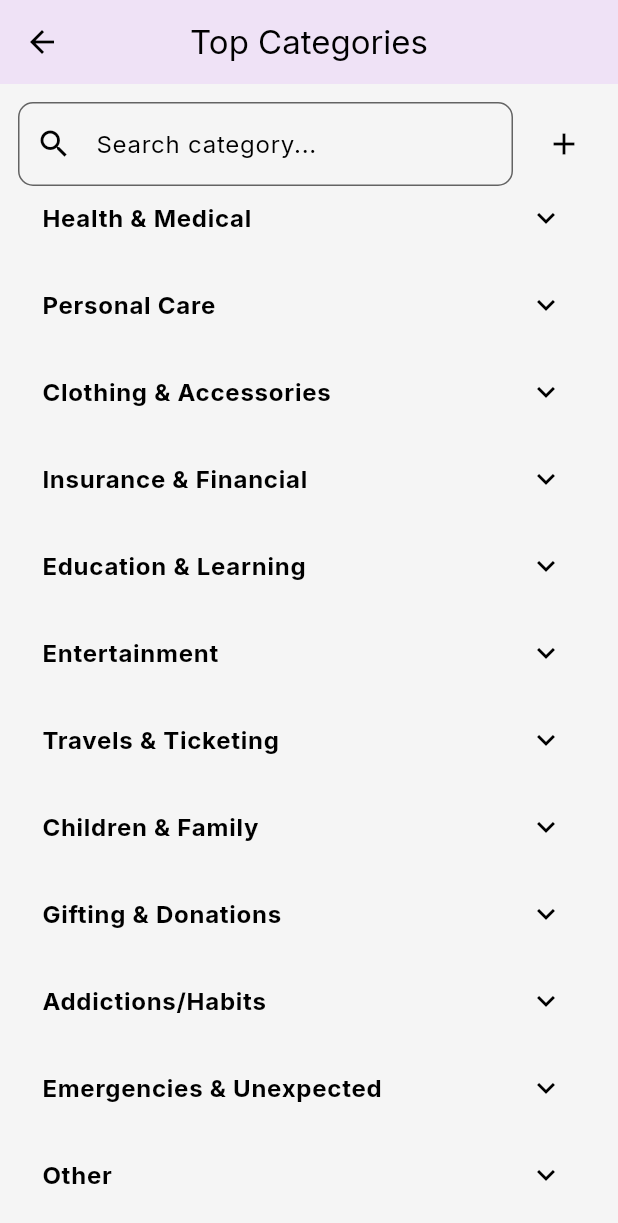
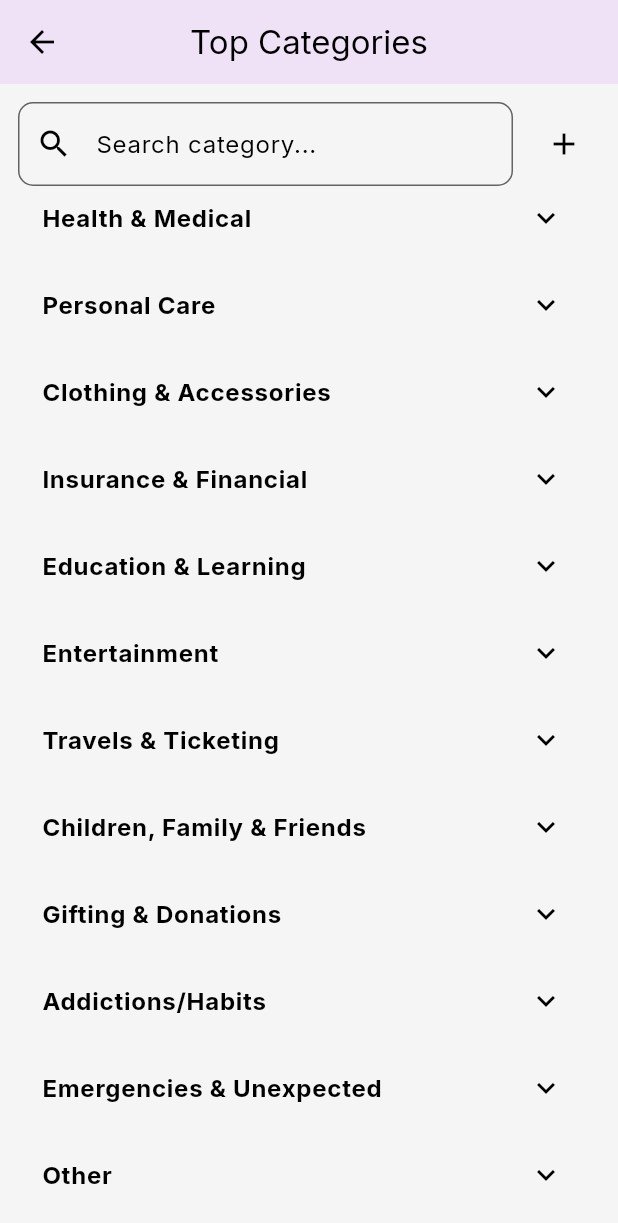
Before and after one commit to IshanKarki/Khutruke, a Flutter app: the Categories screen opened directly with empty values, scrolled down 250 dp, on a phone screen of 412 x 824 dp. Shown: the top 1223 px of the screen. Run offline on Flutter 3.47's test engine with Material 3 defaults, Android fonts, the phone set to English and light mode, and no system bars; our stand-ins replace fl_chart, font_awesome_flutter, google_fonts.

Commit message:
some minor changes

```diff
--- a/lib/screens/add_expense/views/categories.dart
+++ b/lib/screens/add_expense/views/categories.dart
@@ -61,6 +61,7 @@ class _CategoriesState extends State<Categories> {
       'Jewelry & Watches',
     ],
     'Insurance & Financial': [
+      'EMIs',
       'Health Insurance',
       'Life Insurance',
       'Vehicle Insurance',
@@ -90,7 +91,7 @@ class _CategoriesState extends State<Categories> {
       'Souvenirs',
       'Tour Packages',
     ],
-    'Children & Family': [
+    'Children, Family & Friends': [
       'School Supplies',
       'Diapers & Baby Food',
       'Toys & Games',
```
